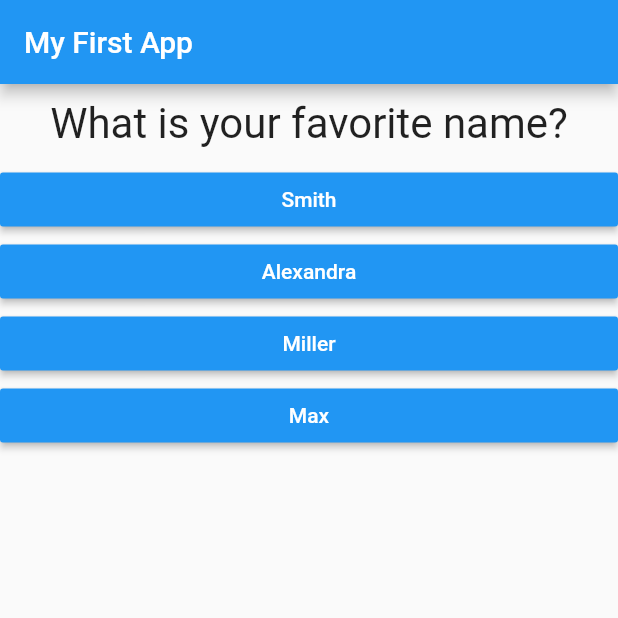
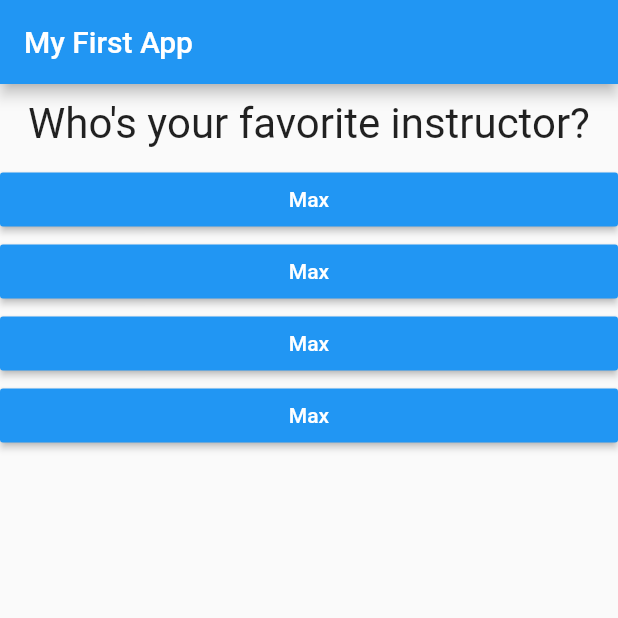
Before and after one commit to AlphaDecodeX/QuizApp, a Flutter app: the screen it shows after launch, after a tap on "Black", after a tap on "Snake", on a phone screen of 412 x 824 dp, the top half of it. Run offline on Flutter 3.47's test engine with Material 2 defaults, Android fonts, the phone set to English and light mode, and no system bars.

Commit message:
CallBack Functions data Pass

```diff
--- a/lib/main.dart
+++ b/lib/main.dart
@@ -18,21 +18,38 @@ class MyApp extends StatefulWidget {
 class _MyAppState extends State<MyApp> {
   final _questions = const [
     {
-      'questionText': 'What is your favorite color?',
-      'answers': ['Black', 'Red', 'Green', 'White']
+      'questionText': 'What\'s your favorite color?',
+      'answers': [
+        {'text': 'Black', 'score': 10},
+        {'text': 'Red', 'score': 5},
+        {'text': 'Green', 'score': 3},
+        {'text': 'White', 'score': 1},
+      ],
     },
     {
-      'questionText': 'What is your favorite animal?',
-      'answers': ['Rabbit', 'Snake', 'Elephant', 'Lion']
+      'questionText': 'What\'s your favorite animal?',
+      'answers': [
+        {'text': 'Rabbit', 'score': 3},
+        {'text': 'Snake', 'score': 11},
+        {'text': 'Elephant', 'score': 5},
+        {'text': 'Lion', 'score': 9},
+      ],
     },
     {
-      'questionText': 'What is your favorite name?',
-      'answers': ['Smith', 'Alexandra', 'Miller', 'Max']
-    }
+      'questionText': 'Who\'s your favorite instructor?',
+      'answers': [
+        {'text': 'Max', 'score': 1},
+        {'text': 'Max', 'score': 1},
+        {'text': 'Max', 'score': 1},
+        {'text': 'Max', 'score': 1},
+      ],
+    },
   ];
+  var _totalScore = 0;
+  var _questionIndex = 0;
+  void _answerQuestion(int score) {
+    _totalScore += score;
 
-  var _questionIndex = 0;
-  void _answerQuestion() {
     setState(() {
       _questionIndex += 1;
     });
--- a/lib/quiz.dart
+++ b/lib/quiz.dart
@@ -17,8 +17,9 @@ class Quiz extends StatelessWidget {
     return Column(
       children: <Widget>[
         Question(questions[questionIndex]['questionText']),
-        ...(questions[questionIndex]['answers'] as List<String>).map((answer) {
-          return Answer(answerQuestion, answer);
+        ...(questions[questionIndex]['answers'] as List<Map<String, Object>>)
+            .map((answer) {
+          return Answer(() => answerQuestion(answer['score']), answer['text']);
         }).toList()
       ],
     );
```
